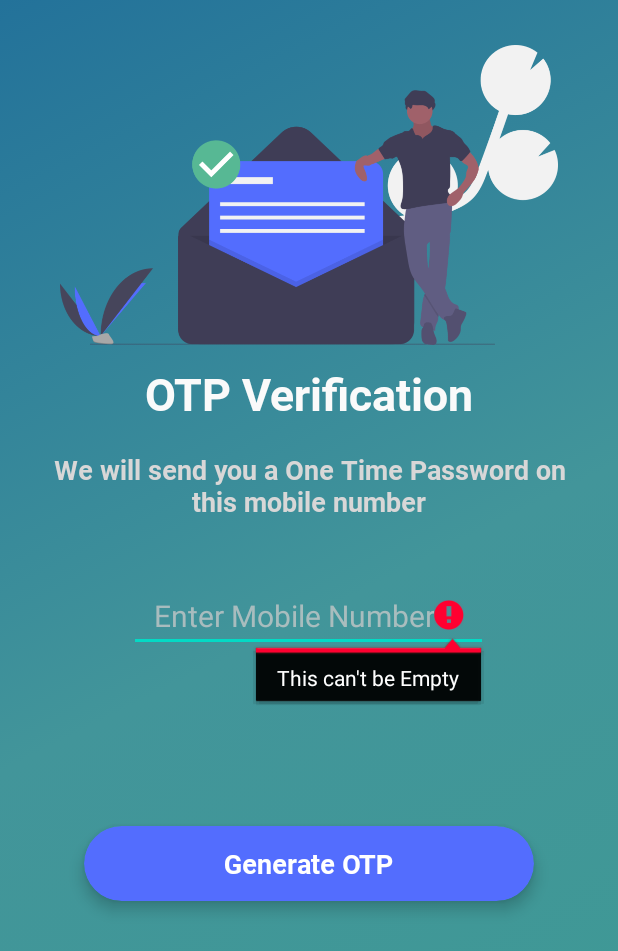
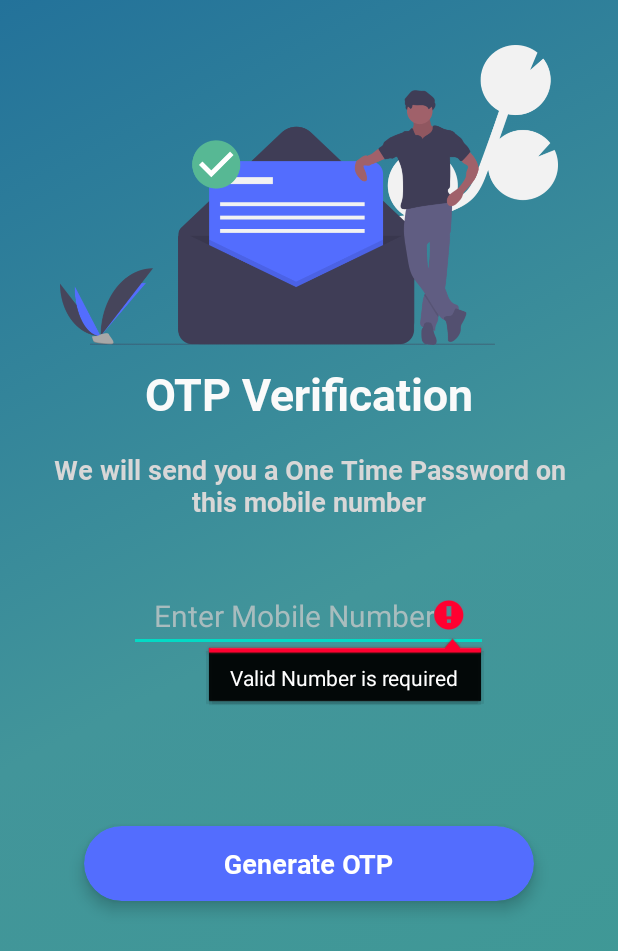
Before and after one commit to JoykishanSharma/Covid-19-Mobile-Updater-App, an Android app: the screen it shows after launch (PhoneVerificationActivity), after a tap on "Generate OTP", on a phone screen of 412 x 824 dp. Shown: the top 951 px of the screen. Run offline under Robolectric (Android 15) with nearby library versions, the phone set to English and light mode, and no system bars; our stand-ins replace Firebase (no records; nobody signed in at launch, a user with empty details on screens opened directly).

Commit message:
Daily Updates (Development)

```diff
--- a/app/src/main/AndroidManifest.xml
+++ b/app/src/main/AndroidManifest.xml
@@ -6,6 +6,7 @@
     <uses-permission android:name="android.permission.ACCESS_NETWORK_STATE" />
     <uses-permission android:name="android.permission.ACCESS_WIFI_STATE" />
     <uses-permission android:name="android.permission.ACCESS_FINE_LOCATION" />
+    <uses-permission android:name="android.permission.READ_SMS"/>
 
     <application
         android:allowBackup="true"
--- a/app/src/main/java/com/joyappsdevteam/covid_19tracer/PhoneVerificationActivity.java
+++ b/app/src/main/java/com/joyappsdevteam/covid_19tracer/PhoneVerificationActivity.java
@@ -19,6 +19,7 @@ import android.widget.EditText;
 import android.widget.LinearLayout;
 import android.widget.TextView;
 import android.widget.Toast;
+import android.widget.Toolbar;
 
 import androidx.annotation.NonNull;
 import androidx.appcompat.app.AppCompatActivity;
@@ -26,8 +27,15 @@ import androidx.cardview.widget.CardView;
 
 import com.google.android.gms.tasks.OnCompleteListener;
 import com.google.android.gms.tasks.Task;
+import com.google.android.gms.tasks.TaskExecutors;
+import com.google.firebase.FirebaseException;
 import com.google.firebase.auth.AuthResult;
 import com.google.firebase.auth.FirebaseAuth;
+import com.google.firebase.auth.PhoneAuthCredential;
+import com.google.firebase.auth.PhoneAuthProvider;
+
+import java.util.Objects;
+import java.util.concurrent.TimeUnit;
 
 public class PhoneVerificationActivity extends AppCompatActivity {
 
@@ -36,7 +44,7 @@ public class PhoneVerificationActivity extends AppCompatActivity {
     private LinearLayout resend_otp_linearLayout;
     private CardView reg_send_otp;
     private Boolean firstTime = true;
-    private FirebaseAuth mAuth = FirebaseAuth.getInstance();
+
 
     @Override
     protected void onCreate(Bundle savedInstanceState) {
@@ -53,15 +61,15 @@ public class PhoneVerificationActivity extends AppCompatActivity {
         resend_otp_linearLayout = findViewById(R.id.resend_otp_linearLayout);
         textView = findViewById(R.id.textView);
 
-        mAuth = FirebaseAuth.getInstance();
+
 
         reg_send_otp.setOnClickListener(new View.OnClickListener() {
             @Override
             public void onClick(View v) {
                 String reg_mobile_no = reg_mobile_no_editText.getText().toString().trim();
 
-               if (TextUtils.isEmpty(reg_mobile_no)) {
-                    reg_mobile_no_editText.setError("This can't be Empty");
+               if (TextUtils.isEmpty(reg_mobile_no) || reg_mobile_no.length() < 10) {
+                    reg_mobile_no_editText.setError("Valid Number is required");
                 } else {
                     if (isConnected()) {
                         //ask permission -- Internet -- User Location -- Phone Call --
@@ -77,8 +85,14 @@ public class PhoneVerificationActivity extends AppCompatActivity {
                         reg_mobile_no_editText.setFilters(new InputFilter[] {new InputFilter.LengthFilter(6)});
                         resend_otp_linearLayout.setVisibility(View.VISIBLE);
 
+                        if (textView.getText().equals("Generate OTP")){
+
+                        }
+
+
                         if (textView.getText().equals("VERIFY")){
                             Toast.makeText(PhoneVerificationActivity.this, "Successful", Toast.LENGTH_SHORT).show();
+
                         }
 
                         textView.setText("VERIFY");
@@ -126,9 +140,6 @@ public class PhoneVerificationActivity extends AppCompatActivity {
             return false;
     }
 
-    private void registerAccount(String email, String password){
-        //phone Verification via Firebase
-    }
 
     private void savedLoginState(){
         SharedPreferences sp = getSharedPreferences("logged_in", MODE_PRIVATE);
```
Also changed, not shown: 1 other file.
